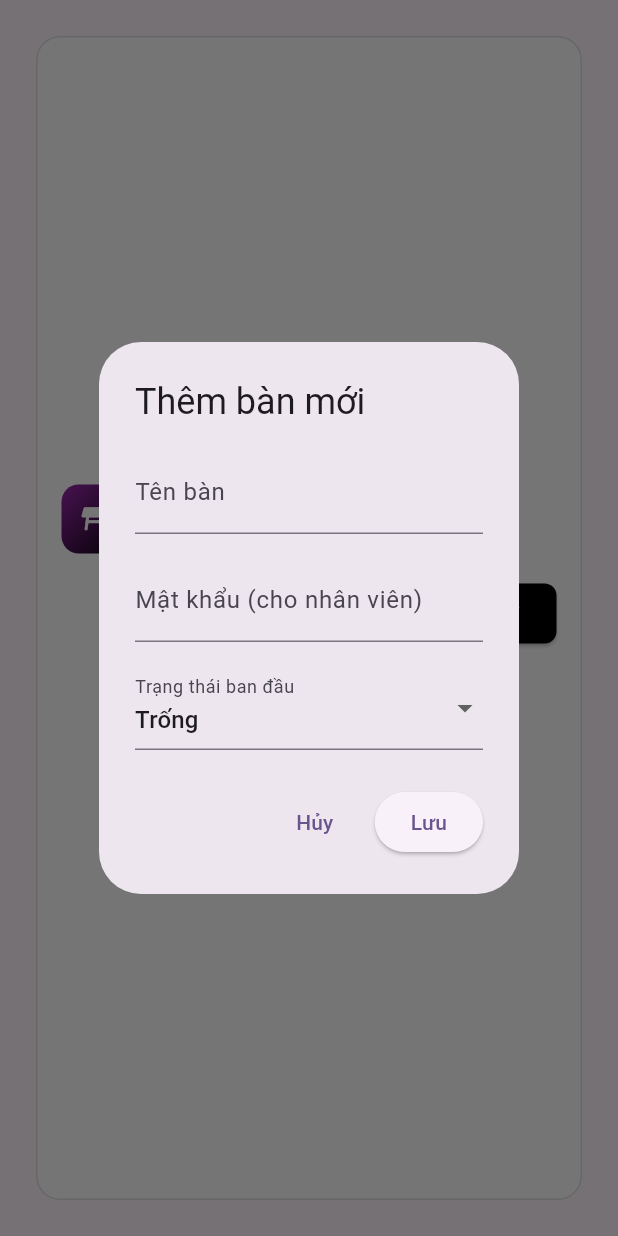
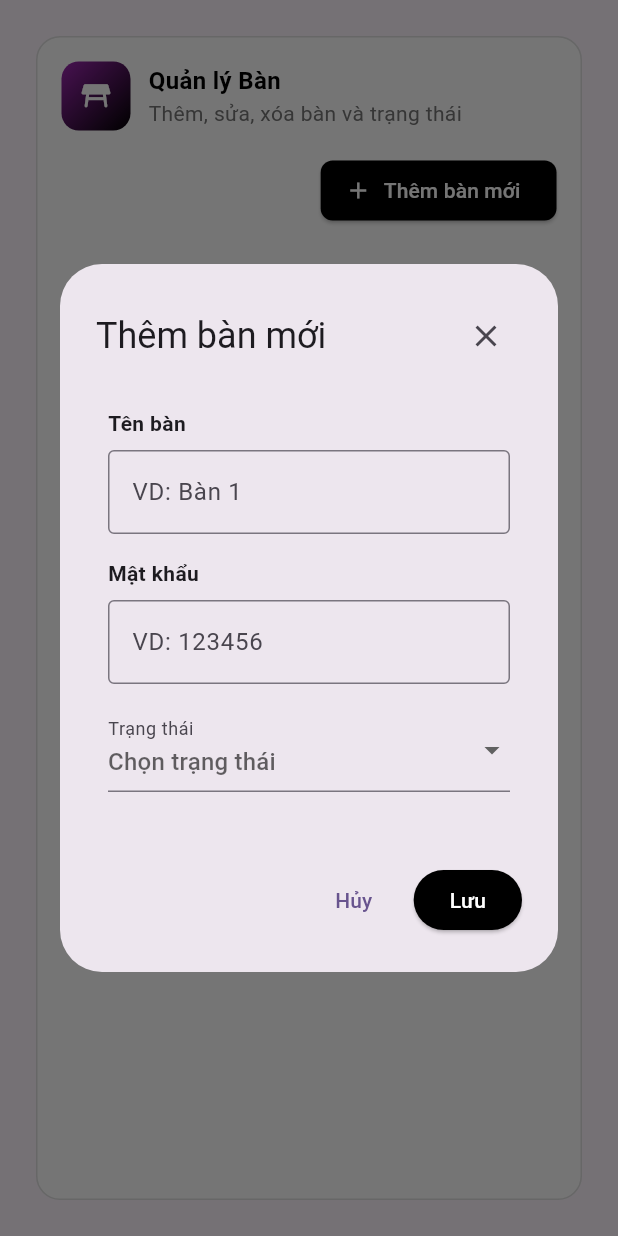
Before and after one commit to Comotcaiten/smart_hotpot_manager, a Flutter app: the AdminTableScreen widget shown alone on an empty page, opened directly, after a tap on "Thêm bàn mới", on a phone screen of 412 x 824 dp. Run offline on Flutter 3.47's test engine with Material 3 defaults, Android fonts, the phone set to English and light mode, and no system bars; our stand-ins replace cloud_firestore, firebase_auth, firebase_core; accounts and stored records are empty.

Commit message:
Update admin_table_screen.dart

```diff
--- a/lib/screens/admin/admin_table_screen.dart
+++ b/lib/screens/admin/admin_table_screen.dart
@@ -8,12 +8,25 @@ import 'package:smart_hotpot_manager/services/table_service.dart';
 import 'package:smart_hotpot_manager/widgets/app_icon.dart';
 import 'package:smart_hotpot_manager/widgets/section_custom.dart';
 import 'package:smart_hotpot_manager/widgets/table_widget.dart';
+// SỬA: Import ModalForm
+import 'package:smart_hotpot_manager/widgets/modal_app.dart';
 
 class AdminTableScreen extends StatefulWidget {
   const AdminTableScreen({super.key});
 
   @override
   State<StatefulWidget> createState() => _AdminTableScreenState();
+}
+
+// SỬA: Tạo một class nhỏ để bọc Enum cho ModalForm
+// ModalForm của bạn yêu cầu 'item.id' và 'item.name'
+class _StatusDisplay {
+  final StatusTable status;
+  final String name;
+  _StatusDisplay(this.status, this.name);
+
+  // 'id' sẽ là giá trị được lưu (tên của enum)
+  String get id => status.name;
 }
 
 class _AdminTableScreenState extends State<AdminTableScreen> {
@@ -23,19 +36,24 @@ class _AdminTableScreenState extends State<AdminTableScreen> {
   // Sửa Controllers cho Bàn
   final _nameController = TextEditingController();
   final _passController = TextEditingController();
-  StatusTable _selectedStatus = StatusTable.empty; // Biến trạng thái cho modal
+
+  // Biến này sẽ được FormFieldDataDropDown quản lý
+  String? _selectedStatusName;
 
   Future<void> _saveTable({TableModel? table}) async {
-    // Validate
-    if (_nameController.text.isEmpty || _passController.text.isEmpty) {
-       ScaffoldMessenger.of(context).showSnackBar(const SnackBar(
-        content: Text("Vui lòng điền đầy đủ Tên bàn và Mật khẩu"),
-        backgroundColor: Colors.red,
-      ));
-      return;
-    }
+    // Validate (đã được ModalForm xử lý)
+
+    // Lấy StatusTable từ tên (string) đã chọn
+    final status = StatusTable.values.firstWhere(
+      (e) => e.name == _selectedStatusName,
+      orElse: () => StatusTable.empty,
+    );
 
     final now = DateTime.now();
+
+    // Lưu context trước khi gọi await
+    final nav = Navigator.of(context);
+    final messenger = ScaffoldMessenger.of(context);
 
     if (table == null) {
       // Thêm mới
@@ -44,39 +62,36 @@ class _AdminTableScreenState extends State<AdminTableScreen> {
         id: "", // id sẽ được gán tự động
         name: _nameController.text.trim(),
         pass: _passController.text.trim(),
-        status: _selectedStatus,
+        status: status, // Dùng status đã chuyển đổi
         createAt: now,
         updateAt: now,
       );
-      await _tableService.addTable(newTable); // Sửa hàm
+      await _tableService.addTable(newTable);
     } else {
       // Cập nhật
-      await _tableService.updateTable( // Sửa hàm
+      await _tableService.updateTable(
         TableModel(
           restaurantId: table.restaurantId,
           id: table.id,
           name: _nameController.text.trim(),
           pass: _passController.text.trim(),
-          status: _selectedStatus,
+          status: status, // Dùng status đã chuyển đổi
           createAt: table.createAt, // Giữ ngày tạo
           updateAt: now, // Cập nhật
         ),
       );
     }
 
-    if (!mounted) return;
-
     _nameController.clear();
     _passController.clear();
+    _selectedStatusName = null;
 
     String notification =
         table == null ? "Thêm bàn thành công!" : "Chỉnh sửa thành công";
 
-    Navigator.pop(context); // đóng modal
+    nav.pop(); // đóng modal
 
-    ScaffoldMessenger.of(
-      context,
-    ).showSnackBar(SnackBar(
+    messenger.showSnackBar(SnackBar(
       content: Text(notification),
       backgroundColor: Colors.green,
     ));
@@ -117,7 +132,6 @@ class _AdminTableScreenState extends State<AdminTableScreen> {
         border: Border.all(color: Colors.grey.shade300),
       ),
       child: Column(
-        mainAxisAlignment: MainAxisAlignment.center,
         crossAxisAlignment: CrossAxisAlignment.start,
         children: [
           SectionHeaderIconLead(
@@ -148,14 +162,17 @@ class _AdminTableScreenState extends State<AdminTableScreen> {
             ),
           ),
           const SizedBox(height: 16),
-          _buildTable(), // Sửa
+          // SỬA: Thêm Expanded để fix lỗi layout
+          _buildTable()
         ],
       ),
     );
   }
 
   // Xây dựng bảng Bàn
-  Widget _buildTable() { // Sửa
+  Widget _buildTable() {
+    // ... (Hàm này giữ nguyên, không thay đổi) ...
+    // ... (Bạn có thể dán code _buildTable từ file cũ của bạn vào đây) ...
     return StreamBuilder<List<TableModel>>( // Sửa
       stream: _tableService.getAllTables(), // Sửa
       builder: (context, snapshot) {
@@ -165,32 +182,28 @@ class _AdminTableScreenState extends State<AdminTableScreen> {
             child: Center(child: CircularProgressIndicator()),
           );
         }
-
         if (snapshot.hasError) {
           return Padding(
             padding: const EdgeInsets.all(16),
             child: Center(child: Text("Lỗi tải dữ liệu bàn: ${snapshot.error}")),
           );
         }
-
         if (!snapshot.hasData || snapshot.data!.isEmpty) {
           return const Padding(
             padding: EdgeInsets.all(16),
             child: Center(child: Text("Chưa có bàn nào được thêm.")), // Sửa
           );
         }
-
-        final tables = snapshot.data!; // Sửa
-
+        final tables = snapshot.data!;
         return BaseTable(
-          columnWidths: const { // Sửa (Tên, Pass, Trạng thái, Thao tác)
+          columnWidths: const {
             0: FlexColumnWidth(2),
             1: FlexColumnWidth(2),
             2: FlexColumnWidth(2),
             3: FlexColumnWidth(1.5),
           },
           buildHeaderRow: const TableRow(
-            children: [ // Sửa
+            children: [
               HeaderCellWidgetText(content: "Tên bàn"),
               HeaderCellWidgetText(content: "Mật khẩu"),
               HeaderCellWidgetText(content: "Trạng thái", align: TextAlign.left),
@@ -200,24 +213,22 @@ class _AdminTableScreenState extends State<AdminTableScreen> {
               ),
             ],
           ),
-          buildDataRow: tables.map((table) { // Sửa
+          buildDataRow: tables.map((table) {
             return TableRow(
               children: [
-                DataCellWidgetText(content: table.name), // Sửa
-                DataCellWidgetText(content: table.pass), // Sửa
-                // Dùng Badge để hiển thị trạng thái
+                DataCellWidgetText(content: table.name),
+                DataCellWidgetText(content: table.pass),
                 DataCellWidgetBadge(
                   option_1: "Trống",
                   option_2: "Có khách",
-                  // Trống thì màu đen (inStock=true), ngược lại màu đỏ
                   inStock: table.status == StatusTable.empty,
                 ),
                 DataCellWidgetAction(
                   editAction: () async {
-                    _openAddTableModal(table: table); // Sửa
+                    _openAddTableModal(table: table);
                   },
                   deleteAction: () async {
-                    _deleteTable(table: table); // Sửa
+                    _deleteTable(table: table);
                   },
                 ),
               ],
@@ -228,105 +239,84 @@ class _AdminTableScreenState extends State<AdminTableScreen> {
     );
   }
 
-  // Modal (popup) để thêm/sửa Bàn
+  // SỬA: Toàn bộ hàm này để dùng ModalForm
   void _openAddTableModal({TableModel? table}) {
     // Đặt giá trị ban đầu cho modal
     _nameController.text = table?.name ?? '';
     _passController.text = table?.pass ?? '';
-    _selectedStatus = table?.status ?? StatusTable.empty;
+    _selectedStatusName = table?.status.name; // Lưu tên của enum (String)
 
-    final formKey = GlobalKey<FormState>();
+    // Tạo danh sách các lựa chọn trạng thái
+    final statusOptions = StatusTable.values.map((status) {
+      // Dùng model để lấy tên Tiếng Việt
+      String text = TableModel(
+              id: '', restaurantId: '', name: '', pass: '',
+              status: status, createAt: DateTime.now(), updateAt: DateTime.now())
+          .statusString;
+      // Trả về class _StatusDisplay
+      return _StatusDisplay(status, text);
+    }).toList();
+
+    // Tạo 1 stream từ danh sách tĩnh này
+    final statusStream = Stream.value(statusOptions);
 
     showDialog(
       context: context,
       builder: (context) {
-        // Dùng StatefulBuilder để Dropdown có thể cập nhật trạng thái riêng
-        return StatefulBuilder(
-          builder: (context, setModalState) {
-            return AlertDialog(
-              title: Text(table == null ? "Thêm bàn mới" : "Chỉnh sửa bàn"),
-              content: Form(
-                key: formKey,
-                child: SingleChildScrollView(
-                  child: Column(
-                    mainAxisSize: MainAxisSize.min,
-                    children: [
+        return ModalForm(
+          title: table == null ? "Thêm bàn mới" : "Chỉnh sửa bàn",
+
+          // Danh sách các trường (Text và Dropdown)
+          fields: [
             // 1. Tên bàn
-                      TextFormField(
+            FormFieldDataText(
+              label: "Tên bàn",
+              hintText: "VD: Bàn 1",
               controller: _nameController,
-                        decoration: const InputDecoration(
-                          labelText: "Tên bàn",
-                          hintText: "VD: Bàn 1",
+              validator: (value) {
+                if (value == null || value.isEmpty) {
+                  return "Vui lòng nhập tên bàn";
+                }
+                return null;
+              },
             ),
-                        validator: (value) =>
-                            value!.isEmpty ? "Không được để trống" : null,
-                      ),
-                      const SizedBox(height: 16),
 
             // 2. Mật khẩu
-                      TextFormField(
+            FormFieldDataText(
+              label: "Mật khẩu",
+              hintText: "VD: 123456",
               controller: _passController,
-                        decoration: const InputDecoration(
-                          labelText: "Mật khẩu (cho nhân viên)",
-                          hintText: "VD: 123456",
+              keyboardType: TextInputType.number,
+              validator: (value) {
+                if (value == null || value.isEmpty) {
+                  return "Vui lòng nhập mật khẩu";
+                }
+                return null;
+              },
             ),
-                        validator: (value) =>
-                            value!.isEmpty ? "Không được để trống" : null,
-                      ),
-                      const SizedBox(height: 16),
 
-                      // 3. Dropdown Trạng thái
-                      DropdownButtonFormField<StatusTable>(
-                        value: _selectedStatus,
-                        decoration: const InputDecoration(
-                          labelText: "Trạng thái ban đầu",
-                        ),
-                        // Lấy tất cả giá trị từ enum StatusTable
-                        items: StatusTable.values.map((StatusTable status) {
-                          String text;
-                          switch (status) {
-                            case StatusTable.empty:
-                              text = "Trống";
-                              break;
-                            case StatusTable.inUse:
-                              text = "Đang sử dụng";
-                              break;
-                            case StatusTable.set:
-                              text = "Đã đặt";
-                              break;
+            // 3. Trạng thái (Dropdown)
+            FormFieldDataDropDown(
+              label: "Trạng thái",
+              hintText: "Chọn trạng thái",
+              stream: statusStream, // Truyền stream
+              selectedValue: _selectedStatusName, // Truyền giá trị đã chọn
+              onChanged: (value) {
+                // Cập nhật giá trị khi người dùng chọn
+                _selectedStatusName = value.toString();
+              },
+              validator: (value) {
+                if (value == null) {
+                  return "Vui lòng chọn trạng thái";
                 }
-                          return DropdownMenuItem<StatusTable>(
-                            value: status,
-                            child: Text(text),
-                          );
-                        }).toList(),
-                        onChanged: (StatusTable? newValue) {
-                          setModalState(() {
-                            if (newValue != null) {
-                              _selectedStatus = newValue;
-                            }
-                          });
+                return null;
               },
             ),
           ],
-                  ),
-                ),
-              ),
-actions: [
-                TextButton(
-                  onPressed: () => Navigator.pop(context),
-                  child: const Text("Hủy"),
-                ),
-                ElevatedButton(
-                  onPressed: () {
-                    if (formKey.currentState!.validate()) {
-                      _saveTable(table: table); // Sửa
-                    }
-                  },
-                  child: const Text("Lưu"),
-                ),
-              ],
-            );
+
+          // Hàm được gọi khi nhấn "Lưu"
+          onSubmit: () async {
+            _saveTable(table: table);
           },
         );
       },
```
Lines whose indentation alone changed are shown as unchanged.
